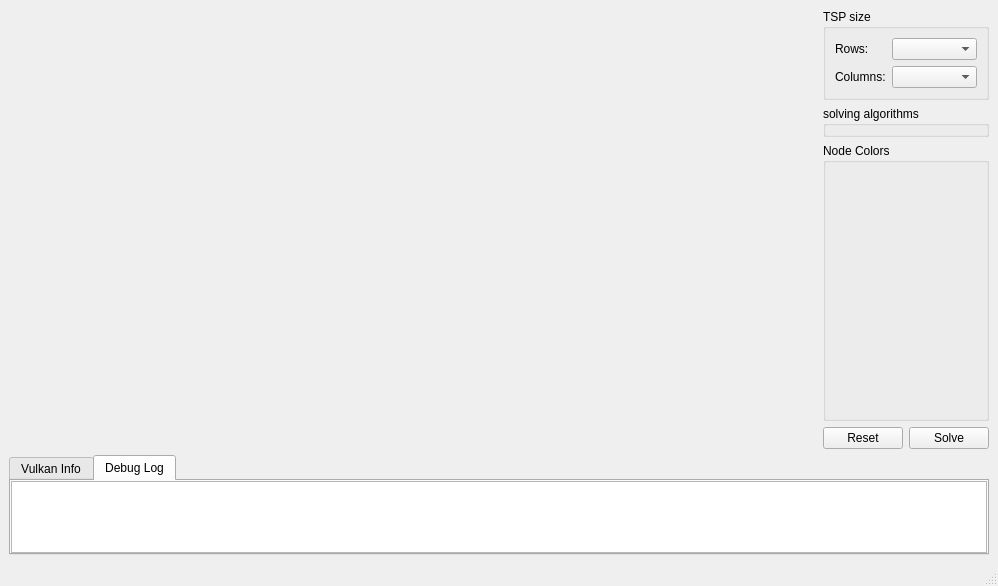
The window that src/mainwindow.ui (seonghyun2457/QtVulkanTSP) describes before a commit, drawn with Qt 5.
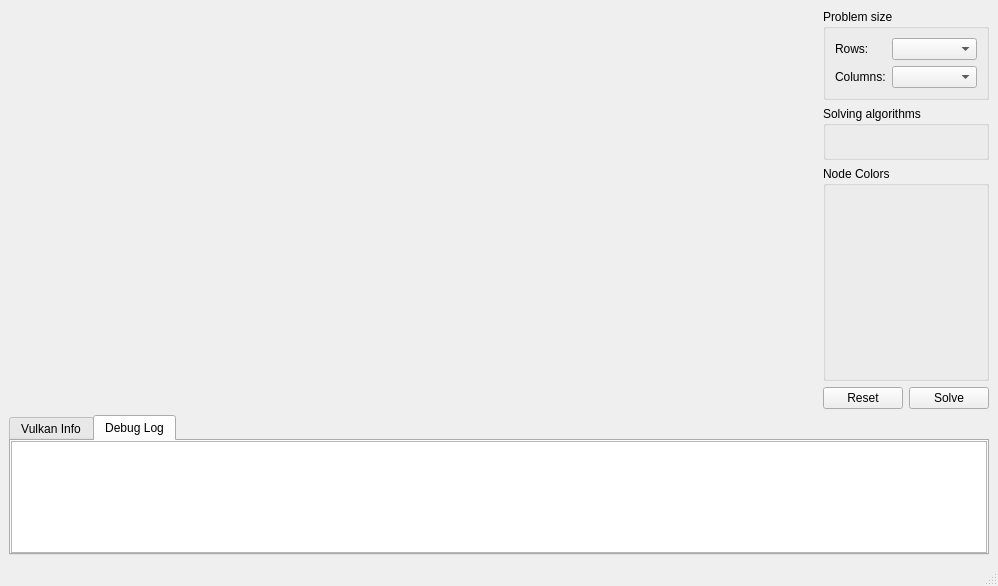
The same window after the commit. Custom widgets are drawn as their Qt base class.

Patch:
```diff
--- a/src/mainwindow.ui
+++ b/src/mainwindow.ui
@@ -14,7 +14,7 @@
    <string>MainWindow</string>
   </property>
   <widget class="QWidget" name="centralwidget">
-   <layout class="QVBoxLayout" name="verticalLayout_2" stretch="9,1">
+   <layout class="QVBoxLayout" name="verticalLayout_2" stretch="5,5">
     <item>
      <layout class="QHBoxLayout" name="vulkanLayout" stretch="9,1">
       <property name="spacing">
@@ -31,11 +31,11 @@
        </widget>
       </item>
       <item>
-       <layout class="QVBoxLayout" name="verticalLayout" stretch="1,0,8,0">
+       <layout class="QVBoxLayout" name="verticalLayout" stretch="2,2,8,2">
         <item>
          <widget class="QGroupBox" name="gbTspSize">
           <property name="title">
-           <string>TSP size</string>
+           <string>Problem size</string>
           </property>
           <layout class="QFormLayout" name="formLayout">
            <item row="1" column="0">
@@ -64,7 +64,7 @@
         <item>
          <widget class="GroupSolver" name="gbSolver">
           <property name="title">
-           <string>solving algorithms</string>
+           <string>Solving algorithms</string>
           </property>
          </widget>
         </item>
```
